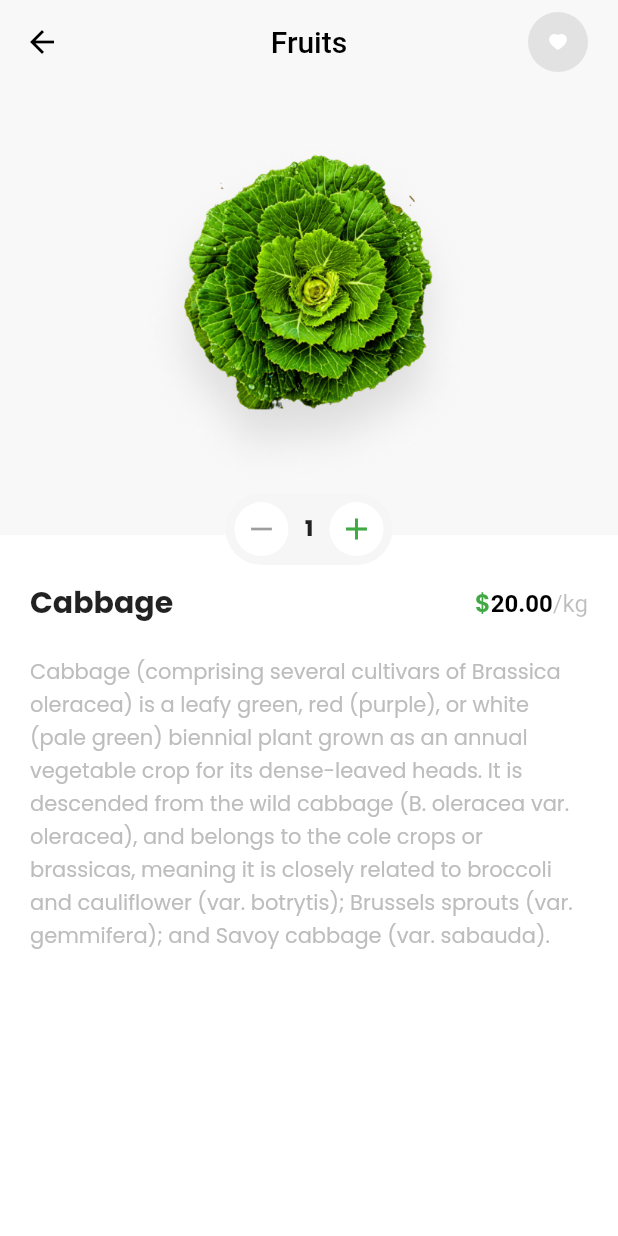
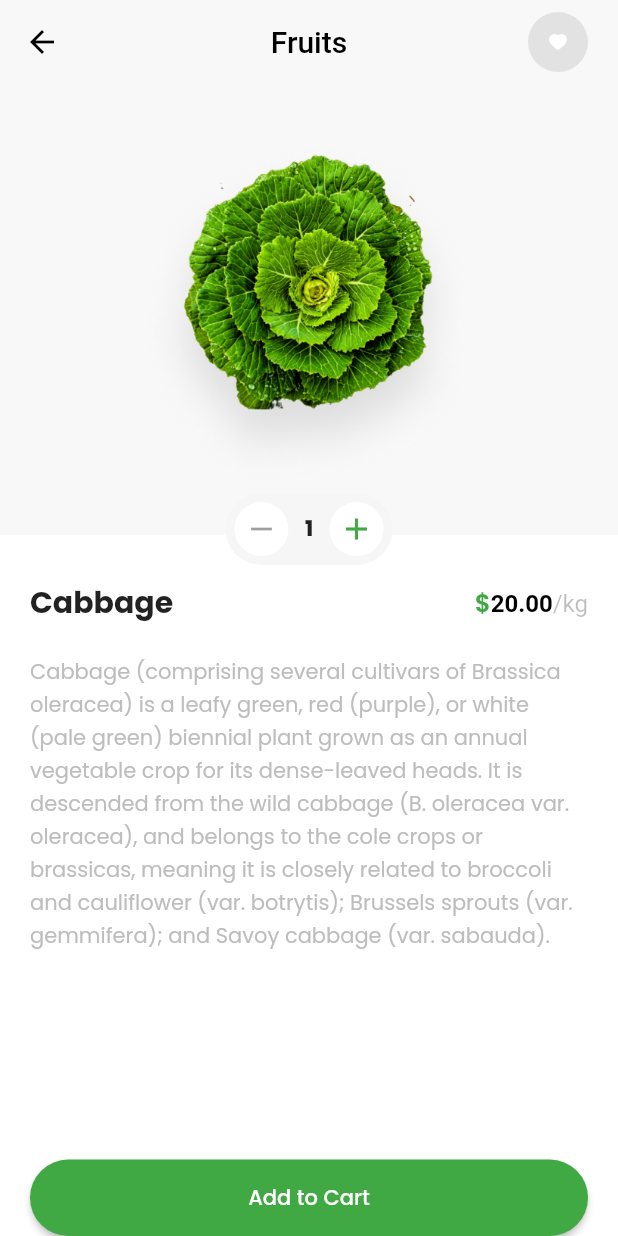
Before and after one commit to ricardoalvs0/Flutter-Grocery, a Flutter app: the screen it shows after launch, after a tap on "Cabbage", on a phone screen of 412 x 824 dp. Run offline on Flutter 3.47's test engine with Material 2 defaults, Android fonts, the phone set to English and light mode, and no system bars; our stand-ins replace flutter_svg, google_fonts.

```diff
--- a/lib/screens/details/details_screen.dart
+++ b/lib/screens/details/details_screen.dart
@@ -7,18 +7,41 @@ import 'package:flutter/material.dart';
 import 'components/cart_counter.dart';
 
 class DetailsScreen extends StatefulWidget {
-  const DetailsScreen({Key? key, required this.product}) : super(key: key);
+  const DetailsScreen({Key? key, required this.product, required this.onProductAdd}) : super(key: key);
 
   final Product product;
+  final VoidCallback onProductAdd;
 
   @override
   _DetailsScreenState createState() => _DetailsScreenState();
 }
 
 class _DetailsScreenState extends State<DetailsScreen> {
+    String _cartTag = "";
+
     @override
     Widget build(BuildContext context) {
         return Scaffold(
+            bottomNavigationBar: SafeArea(
+                child: SizedBox(
+                    width: double.infinity,
+                    child: Padding(
+                        padding: const EdgeInsets.symmetric(horizontal: defaultPadding),
+                        child: ElevatedButton(
+                            onPressed: () {
+                                widget.onProductAdd();
+
+                                setState(() {
+                                    _cartTag = "_cartTag";
+                                });
+
+                                Navigator.pop(context);
+                            },
+                            child: Text("Add to Cart"),
+                        )
+                    )
+                )
+            ),
             backgroundColor: Colors.white,
             appBar: buildAppBar(),
             body: Column(
--- a/lib/screens/home/components/product_card.dart
+++ b/lib/screens/home/components/product_card.dart
@@ -1,7 +1,6 @@
 import 'package:animation_2/components/fav_btn.dart';
 import 'package:animation_2/components/price.dart';
 import 'package:animation_2/models/Product.dart';
-import 'package:animation_2/screens/details/details_screen.dart';
 import 'package:flutter/material.dart';
 
 import '../../../constants.dart';
--- a/lib/screens/home/home_screen.dart
+++ b/lib/screens/home/home_screen.dart
@@ -68,7 +68,7 @@ class HomeScreen extends StatelessWidget {
                                                                 pageBuilder: (context, animation, secondaryAnimation) =>
                                                                     FadeTransition(
                                                                         opacity: animation,
-                                                                        child: DetailsScreen(product: demo_products[index])
+                                                                        child: DetailsScreen(product: demo_products[index], onProductAdd: () {})
                                                                     ),
                                                             )
                                                         );
```
Also changed, not shown: 1 other file. Lines whose indentation alone changed are shown as unchanged.
